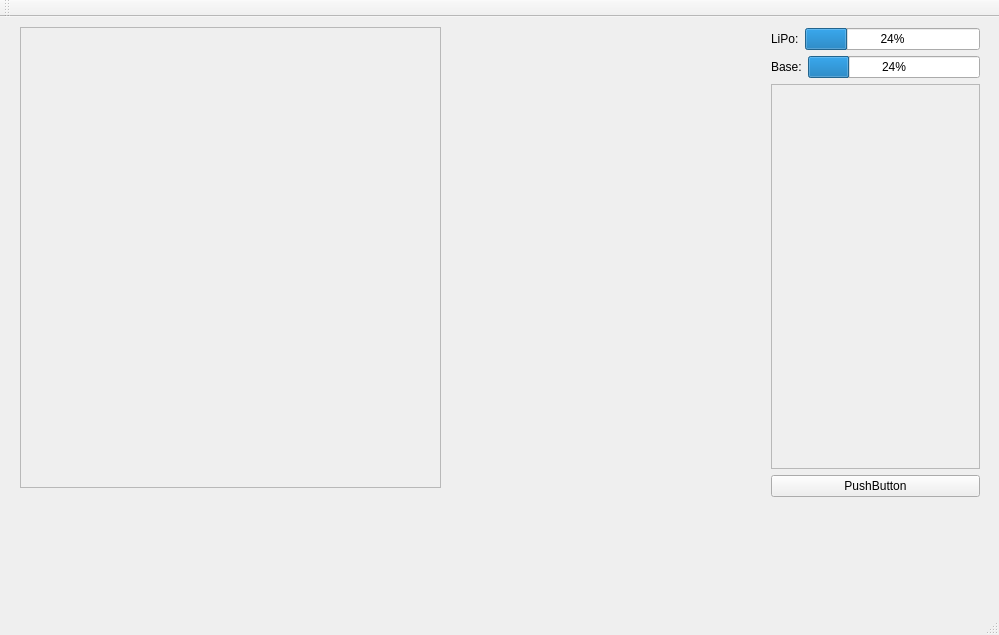
Before: the Qt Designer form mainwindow.ui in sdpickandroll/Qt_interface, drawn with Qt 5.
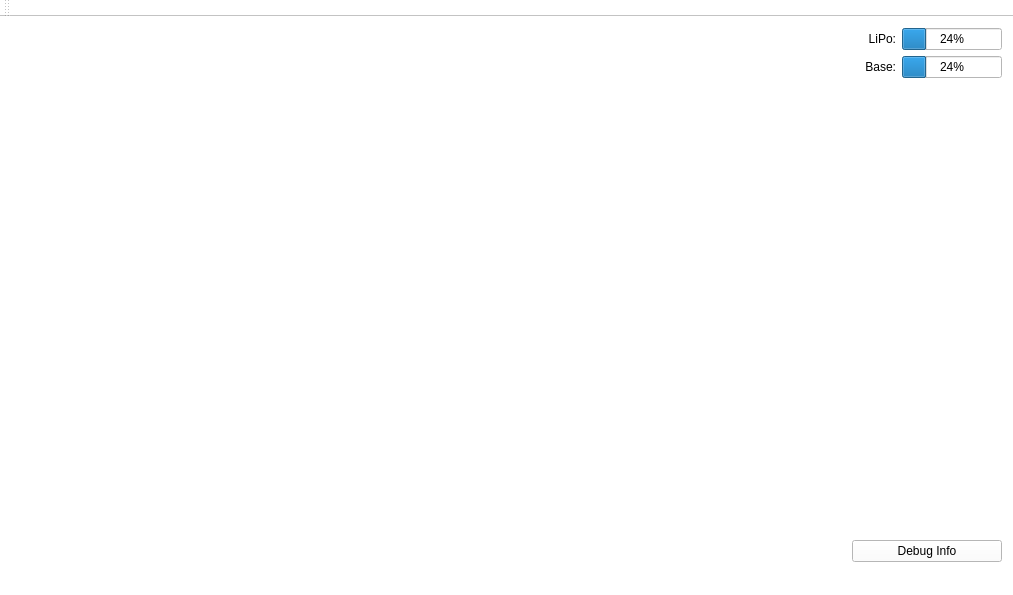
After: the same form once the commit is applied.

```diff
--- a/mainwindow.ui
+++ b/mainwindow.ui
@@ -6,40 +6,68 @@
    <rect>
     <x>0</x>
     <y>0</y>
-    <width>999</width>
-    <height>635</height>
+    <width>1013</width>
+    <height>595</height>
    </rect>
   </property>
   <property name="windowTitle">
    <string>MainWindow</string>
   </property>
+  <property name="styleSheet">
+   <string notr="true">background-color: rgb(255, 255, 255);</string>
+  </property>
   <widget class="QWidget" name="centralWidget">
-   <widget class="QFrame" name="video_frame">
-    <property name="geometry">
-     <rect>
-      <x>20</x>
-      <y>10</y>
-      <width>421</width>
-      <height>461</height>
-     </rect>
-    </property>
-    <property name="frameShape">
-     <enum>QFrame::StyledPanel</enum>
-    </property>
-    <property name="frameShadow">
-     <enum>QFrame::Raised</enum>
-    </property>
-   </widget>
-   <widget class="QWidget" name="">
-    <property name="geometry">
-     <rect>
-      <x>760</x>
-      <y>0</y>
-      <width>231</width>
-      <height>491</height>
-     </rect>
-    </property>
-    <layout class="QVBoxLayout" name="verticalLayout_3">
+   <layout class="QHBoxLayout" name="horizontalLayout_3">
+    <item>
+     <widget class="QLabel" name="video_label">
+      <property name="sizePolicy">
+       <sizepolicy hsizetype="MinimumExpanding" vsizetype="Preferred">
+        <horstretch>0</horstretch>
+        <verstretch>0</verstretch>
+       </sizepolicy>
+      </property>
+      <property name="minimumSize">
+       <size>
+        <width>100</width>
+        <height>0</height>
+       </size>
+      </property>
+      <property name="sizeIncrement">
+       <size>
+        <width>0</width>
+        <height>0</height>
+       </size>
+      </property>
+      <property name="baseSize">
+       <size>
+        <width>500</width>
+        <height>300</height>
+       </size>
+      </property>
+      <property name="text">
+       <string/>
+      </property>
+      <property name="scaledContents">
+       <bool>true</bool>
+      </property>
+     </widget>
+    </item>
+    <item>
+     <spacer name="horizontalSpacer">
+      <property name="orientation">
+       <enum>Qt::Horizontal</enum>
+      </property>
+      <property name="sizeType">
+       <enum>QSizePolicy::Preferred</enum>
+      </property>
+      <property name="sizeHint" stdset="0">
+       <size>
+        <width>200</width>
+        <height>20</height>
+       </size>
+      </property>
+     </spacer>
+    </item>
      <item>
       <layout class="QVBoxLayout" name="verticalLayout">
        <item>
@@ -49,28 +77,64 @@
            <property name="text">
             <string>LiPo:</string>
            </property>
+          <property name="alignment">
+           <set>Qt::AlignRight|Qt::AlignTrailing|Qt::AlignVCenter</set>
+          </property>
           </widget>
          </item>
          <item>
           <widget class="QProgressBar" name="progressBar">
+          <property name="sizePolicy">
+           <sizepolicy hsizetype="Expanding" vsizetype="Fixed">
+            <horstretch>0</horstretch>
+            <verstretch>0</verstretch>
+           </sizepolicy>
+          </property>
+          <property name="maximumSize">
+           <size>
+            <width>100</width>
+            <height>16777215</height>
+           </size>
+          </property>
            <property name="value">
             <number>24</number>
            </property>
+          <property name="textVisible">
+           <bool>true</bool>
+          </property>
           </widget>
          </item>
         </layout>
        </item>
        <item>
         <layout class="QHBoxLayout" name="horizontalLayout_2">
+        <property name="sizeConstraint">
+         <enum>QLayout::SetDefaultConstraint</enum>
+        </property>
          <item>
           <widget class="QLabel" name="label">
            <property name="text">
             <string>Base:</string>
            </property>
+          <property name="alignment">
+           <set>Qt::AlignRight|Qt::AlignTrailing|Qt::AlignVCenter</set>
+          </property>
           </widget>
          </item>
          <item>
           <widget class="QProgressBar" name="progressBar_2">
+          <property name="sizePolicy">
+           <sizepolicy hsizetype="Expanding" vsizetype="Fixed">
+            <horstretch>0</horstretch>
+            <verstretch>0</verstretch>
+           </sizepolicy>
+          </property>
+          <property name="maximumSize">
+           <size>
+            <width>100</width>
+            <height>16777215</height>
+           </size>
+          </property>
            <property name="value">
             <number>24</number>
            </property>
@@ -78,117 +142,118 @@
          </item>
         </layout>
        </item>
-      </layout>
+      <item>
+       <spacer name="verticalSpacer">
+        <property name="orientation">
+         <enum>Qt::Vertical</enum>
+        </property>
+        <property name="sizeType">
+         <enum>QSizePolicy::MinimumExpanding</enum>
+        </property>
+        <property name="sizeHint" stdset="0">
+         <size>
+          <width>20</width>
+          <height>50</height>
+         </size>
+        </property>
+       </spacer>
      </item>
      <item>
-      <widget class="QFrame" name="control_frame">
-       <property name="frameShape">
-        <enum>QFrame::StyledPanel</enum>
-       </property>
-       <property name="frameShadow">
-        <enum>QFrame::Raised</enum>
-       </property>
-       <layout class="QGridLayout" name="gridLayout">
-        <item row="0" column="0">
          <layout class="QVBoxLayout" name="verticalLayout_2">
           <item>
-           <layout class="QHBoxLayout" name="horizontalLayout_4">
-            <item>
-             <spacer name="horizontalSpacer">
-              <property name="orientation">
-               <enum>Qt::Horizontal</enum>
-              </property>
-              <property name="sizeHint" stdset="0">
-               <size>
-                <width>40</width>
-                <height>20</height>
-               </size>
-              </property>
-             </spacer>
-            </item>
-            <item>
              <widget class="QLabel" name="up_arrow_label">
+          <property name="sizePolicy">
+           <sizepolicy hsizetype="Preferred" vsizetype="Preferred">
+            <horstretch>0</horstretch>
+            <verstretch>0</verstretch>
+           </sizepolicy>
+          </property>
+          <property name="minimumSize">
+           <size>
+            <width>0</width>
+            <height>0</height>
+           </size>
+          </property>
+          <property name="baseSize">
+           <size>
+            <width>0</width>
+            <height>0</height>
+           </size>
+          </property>
               <property name="text">
                <string/>
               </property>
-             </widget>
-            </item>
-            <item>
-             <spacer name="horizontalSpacer_2">
-              <property name="orientation">
-               <enum>Qt::Horizontal</enum>
-              </property>
-              <property name="sizeHint" stdset="0">
-               <size>
-                <width>40</width>
-                <height>20</height>
-               </size>
-              </property>
-             </spacer>
-            </item>
-           </layout>
-          </item>
-          <item>
-           <layout class="QHBoxLayout" name="horizontalLayout_5">
-            <item>
-             <spacer name="horizontalSpacer_5">
-              <property name="orientation">
-               <enum>Qt::Horizontal</enum>
-              </property>
-              <property name="sizeHint" stdset="0">
-               <size>
-                <width>40</width>
-                <height>20</height>
-               </size>
-              </property>
-             </spacer>
+          <property name="alignment">
+           <set>Qt::AlignCenter</set>
+          </property>
+         </widget>
             </item>
             <item>
              <widget class="QLabel" name="turning_label">
+          <property name="minimumSize">
+           <size>
+            <width>0</width>
+            <height>0</height>
+           </size>
+          </property>
+          <property name="baseSize">
+           <size>
+            <width>50</width>
+            <height>50</height>
+           </size>
+          </property>
               <property name="text">
                <string/>
               </property>
-             </widget>
-            </item>
-            <item>
-             <spacer name="horizontalSpacer_6">
-              <property name="orientation">
-               <enum>Qt::Horizontal</enum>
-              </property>
-              <property name="sizeHint" stdset="0">
-               <size>
-                <width>40</width>
-                <height>20</height>
-               </size>
-              </property>
-             </spacer>
-            </item>
-           </layout>
-          </item>
-          <item>
-           <layout class="QHBoxLayout" name="horizontalLayout_3">
-            <item>
-             <spacer name="horizontalSpacer_4">
-              <property name="orientation">
-               <enum>Qt::Horizontal</enum>
-              </property>
-              <property name="sizeHint" stdset="0">
-               <size>
-                <width>40</width>
-                <height>20</height>
-               </size>
-              </property>
-             </spacer>
+          <property name="alignment">
+           <set>Qt::AlignCenter</set>
+          </property>
+         </widget>
             </item>
             <item>
              <widget class="QLabel" name="down_arrow_label">
+          <property name="minimumSize">
+           <size>
+            <width>0</width>
+            <height>0</height>
+           </size>
+          </property>
+          <property name="baseSize">
+           <size>
+            <width>50</width>
+            <height>50</height>
+           </size>
+          </property>
               <property name="text">
                <string/>
               </property>
+          <property name="alignment">
+           <set>Qt::AlignCenter</set>
+          </property>
              </widget>
             </item>
             <item>
-             <spacer name="horizontalSpacer_3">
+         <spacer name="verticalSpacer_2">
+          <property name="orientation">
+           <enum>Qt::Vertical</enum>
+          </property>
+          <property name="sizeType">
+           <enum>QSizePolicy::MinimumExpanding</enum>
+          </property>
+          <property name="sizeHint" stdset="0">
+           <size>
+            <width>20</width>
+            <height>30</height>
+           </size>
+          </property>
+         </spacer>
+        </item>
+       </layout>
+      </item>
+      <item>
+       <layout class="QHBoxLayout" name="horizontalLayout_4">
+        <item>
+         <spacer name="horizontalSpacer_2">
               <property name="orientation">
                <enum>Qt::Horizontal</enum>
               </property>
@@ -199,23 +264,40 @@
                </size>
               </property>
              </spacer>
-            </item>
-           </layout>
-          </item>
-         </layout>
-        </item>
-       </layout>
-      </widget>
      </item>
      <item>
       <widget class="QPushButton" name="pushButton">
+          <property name="sizePolicy">
+           <sizepolicy hsizetype="MinimumExpanding" vsizetype="Fixed">
+            <horstretch>0</horstretch>
+            <verstretch>0</verstretch>
+           </sizepolicy>
+          </property>
+          <property name="minimumSize">
+           <size>
+            <width>100</width>
+            <height>0</height>
+           </size>
+          </property>
+          <property name="maximumSize">
+           <size>
+            <width>150</width>
+            <height>16777215</height>
+           </size>
+          </property>
+          <property name="layoutDirection">
+           <enum>Qt::LeftToRight</enum>
+          </property>
        <property name="text">
-        <string>PushButton</string>
+           <string>Debug Info</string>
        </property>
       </widget>
      </item>
     </layout>
-   </widget>
+      </item>
+     </layout>
+    </item>
+   </layout>
   </widget>
   <widget class="QMenuBar" name="menuBar">
    <property name="geometry">
```
Left out of the diff: 2 changed lines with no effect on the pictures. Lines whose indentation alone changed are shown as unchanged.
